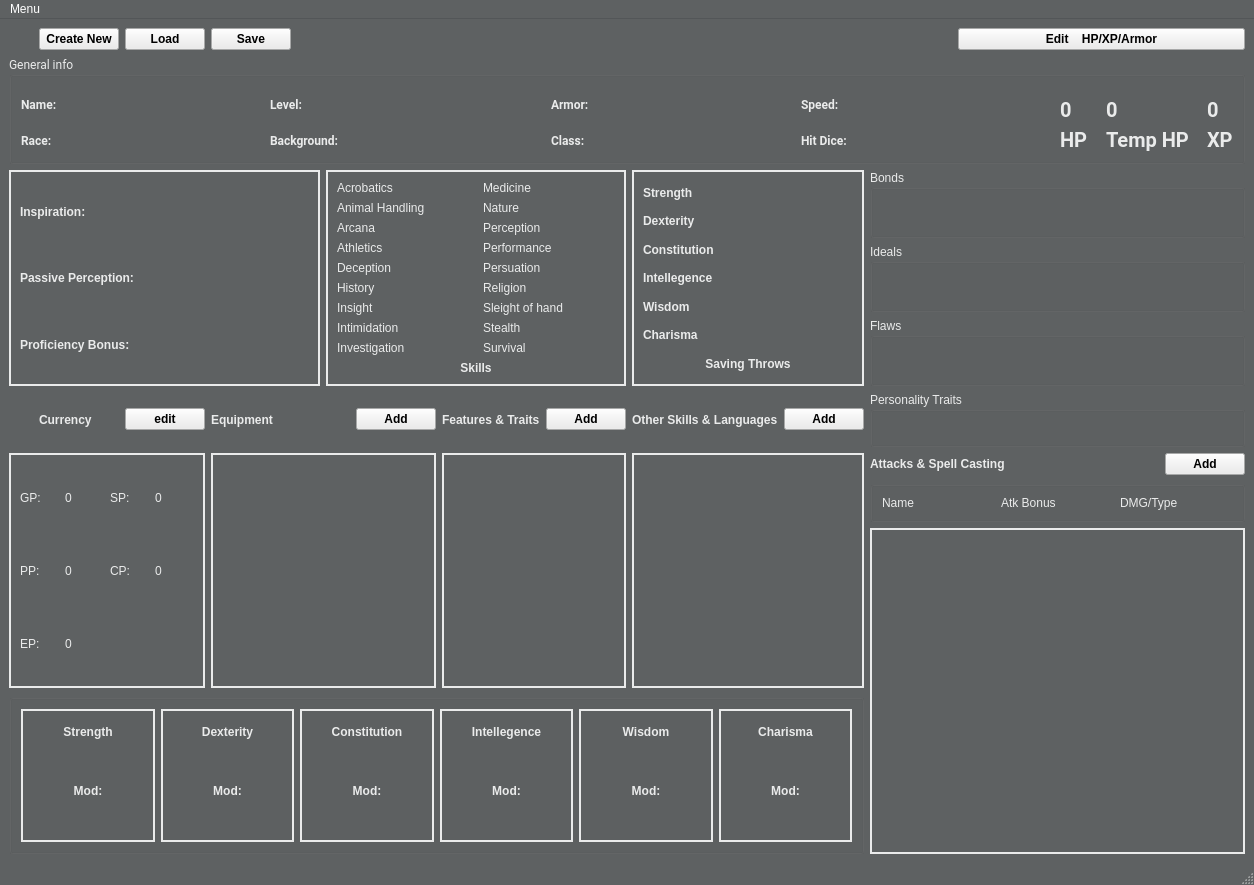
The window that DND_tracker_1_main_page.ui (ericmullally/dnd_tracker) describes before a commit, drawn with Qt 5.
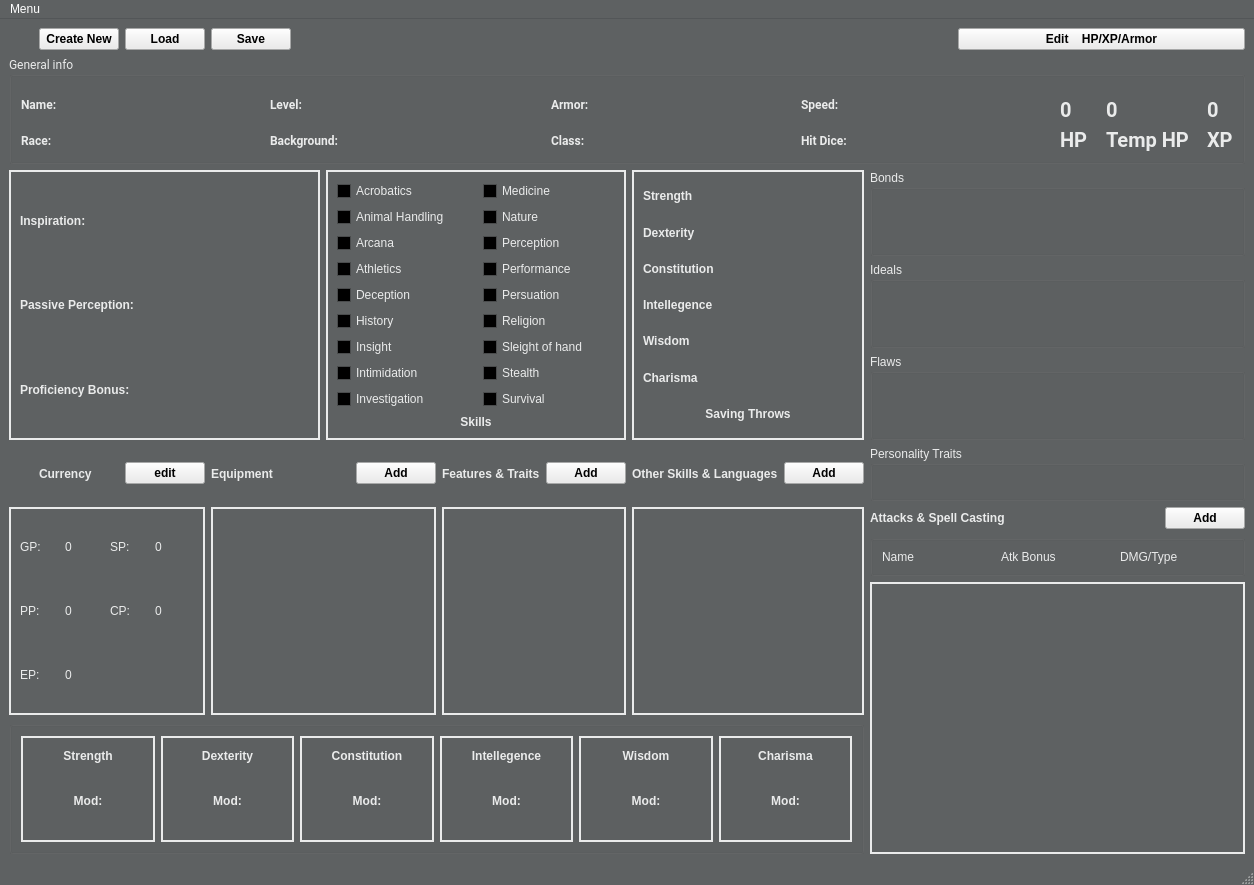
The same window after the commit. Icons and pictures are not drawn.

Commit message: woking on main page

What changed in the file:
```diff
--- a/DND_tracker_1_main_page.ui
+++ b/DND_tracker_1_main_page.ui
@@ -1207,7 +1207,7 @@
          <x>0</x>
          <y>0</y>
          <width>200</width>
-         <height>214</height>
+         <height>187</height>
         </rect>
        </property>
        <layout class="QFormLayout" name="equipment_layout">
@@ -3246,7 +3246,7 @@
          <x>0</x>
          <y>0</y>
          <width>284</width>
-         <height>214</height>
+         <height>187</height>
         </rect>
        </property>
        <layout class="QVBoxLayout" name="verticalLayout_other_skills"/>
@@ -3769,275 +3769,275 @@
        <enum>QFrame::Plain</enum>
       </property>
       <layout class="QGridLayout" name="gridLayout_3">
-       <item row="0" column="0">
-        <widget class="QLabel" name="acrobatics_label">
+       <item row="5" column="1">
+        <widget class="QLabel" name="deception_val">
          <property name="text">
-          <string>Acrobatics</string>
+          <string/>
          </property>
         </widget>
        </item>
-       <item row="0" column="1">
+       <item row="1" column="1">
         <widget class="QLabel" name="acrobatics_val">
          <property name="text">
           <string/>
          </property>
         </widget>
        </item>
-       <item row="0" column="2">
-        <widget class="QLabel" name="medicine_label">
+       <item row="6" column="3">
+        <widget class="QLabel" name="religion_val">
          <property name="text">
-          <string>Medicine</string>
+          <string/>
          </property>
         </widget>
        </item>
-       <item row="0" column="3">
+       <item row="4" column="3">
+        <widget class="QLabel" name="performance_val">
+         <property name="text">
+          <string/>
+         </property>
+        </widget>
+       </item>
+       <item row="8" column="3">
+        <widget class="QLabel" name="stealth_val">
+         <property name="text">
+          <string/>
+         </property>
+        </widget>
+       </item>
+       <item row="1" column="3">
         <widget class="QLabel" name="medicine_val">
          <property name="text">
           <string/>
          </property>
         </widget>
        </item>
-       <item row="1" column="0">
-        <widget class="QLabel" name="animal_handling__label">
+       <item row="6" column="1">
+        <widget class="QLabel" name="history_val">
          <property name="text">
-          <string>Animal Handling</string>
+          <string/>
          </property>
         </widget>
        </item>
-       <item row="1" column="1">
+       <item row="9" column="1">
+        <widget class="QLabel" name="investigation_val">
+         <property name="text">
+          <string/>
+         </property>
+        </widget>
+       </item>
+       <item row="7" column="3">
+        <widget class="QLabel" name="slieght_of_hand_val">
+         <property name="text">
+          <string/>
+         </property>
+        </widget>
+       </item>
+       <item row="10" column="0" colspan="4">
+        <widget class="QLabel" name="skills_title">
+         <property name="font">
+          <font>
+           <pointsize>9</pointsize>
+           <weight>75</weight>
+           <bold>true</bold>
+          </font>
+         </property>
+         <property name="text">
+          <string>Skills</string>
+         </property>
+         <property name="alignment">
+          <set>Qt::AlignCenter</set>
+         </property>
+        </widget>
+       </item>
+       <item row="5" column="3">
+        <widget class="QLabel" name="persuation_val">
+         <property name="text">
+          <string/>
+         </property>
+        </widget>
+       </item>
+       <item row="8" column="1">
+        <widget class="QLabel" name="intimidation_val">
+         <property name="text">
+          <string/>
+         </property>
+        </widget>
+       </item>
+       <item row="4" column="1">
+        <widget class="QLabel" name="athletics_val">
+         <property name="text">
+          <string/>
+         </property>
+        </widget>
+       </item>
+       <item row="3" column="3">
+        <widget class="QLabel" name="perception_val">
+         <property name="text">
+          <string/>
+         </property>
+        </widget>
+       </item>
+       <item row="7" column="1">
+        <widget class="QLabel" name="insight_val">
+         <property name="text">
+          <string/>
+         </property>
+        </widget>
+       </item>
+       <item row="2" column="1">
         <widget class="QLabel" name="animal_handling_val">
          <property name="text">
           <string/>
          </property>
         </widget>
        </item>
-       <item row="1" column="2">
-        <widget class="QLabel" name="nature_label">
+       <item row="9" column="3">
+        <widget class="QLabel" name="survival_val">
          <property name="text">
-          <string>Nature</string>
+          <string/>
          </property>
         </widget>
        </item>
-       <item row="1" column="3">
+       <item row="2" column="3">
         <widget class="QLabel" name="nature_val">
          <property name="text">
           <string/>
          </property>
         </widget>
        </item>
-       <item row="2" column="0">
-        <widget class="QLabel" name="arcana_label">
-         <property name="text">
-          <string>Arcana</string>
-         </property>
-        </widget>
-       </item>
-       <item row="2" column="1">
+       <item row="3" column="1">
         <widget class="QLabel" name="arcana_val">
          <property name="text">
           <string/>
          </property>
         </widget>
        </item>
-       <item row="2" column="2">
-        <widget class="QLabel" name="perception_label">
+       <item row="9" column="2">
+        <widget class="QCheckBox" name="checkBox_18">
+         <property name="text">
+          <string>Survival</string>
+         </property>
+        </widget>
+       </item>
+       <item row="8" column="2">
+        <widget class="QCheckBox" name="checkBox_17">
+         <property name="text">
+          <string>Stealth</string>
+         </property>
+        </widget>
+       </item>
+       <item row="6" column="2">
+        <widget class="QCheckBox" name="checkBox_15">
+         <property name="text">
+          <string>Religion</string>
+         </property>
+        </widget>
+       </item>
+       <item row="7" column="2">
+        <widget class="QCheckBox" name="checkBox_16">
+         <property name="text">
+          <string>Sleight of hand</string>
+         </property>
+        </widget>
+       </item>
+       <item row="5" column="2">
+        <widget class="QCheckBox" name="checkBox_14">
+         <property name="text">
+          <string>Persuation</string>
+         </property>
+        </widget>
+       </item>
+       <item row="4" column="2">
+        <widget class="QCheckBox" name="checkBox_12">
+         <property name="text">
+          <string>Performance</string>
+         </property>
+        </widget>
+       </item>
+       <item row="3" column="2">
+        <widget class="QCheckBox" name="checkBox_10">
          <property name="text">
           <string>Perception</string>
          </property>
         </widget>
        </item>
-       <item row="2" column="3">
-        <widget class="QLabel" name="perception_val">
+       <item row="2" column="2">
+        <widget class="QCheckBox" name="checkBox_11">
          <property name="text">
-          <string/>
+          <string>Nature</string>
+         </property>
+        </widget>
+       </item>
+       <item row="1" column="2">
+        <widget class="QCheckBox" name="checkBox_9">
+         <property name="text">
+          <string>Medicine</string>
+         </property>
+        </widget>
+       </item>
+       <item row="1" column="0">
+        <widget class="QCheckBox" name="checkBox">
+         <property name="text">
+          <string>Acrobatics</string>
+         </property>
+        </widget>
+       </item>
+       <item row="2" column="0">
+        <widget class="QCheckBox" name="checkBox_2">
+         <property name="text">
+          <string>Animal Handling</string>
          </property>
         </widget>
        </item>
        <item row="3" column="0">
-        <widget class="QLabel" name="athletics_label">
+        <widget class="QCheckBox" name="checkBox_3">
+         <property name="text">
+          <string>Arcana</string>
+         </property>
+        </widget>
+       </item>
+       <item row="4" column="0">
+        <widget class="QCheckBox" name="checkBox_4">
          <property name="text">
           <string>Athletics</string>
          </property>
         </widget>
        </item>
-       <item row="3" column="1">
-        <widget class="QLabel" name="athletics_val">
-         <property name="text">
-          <string/>
-         </property>
-        </widget>
-       </item>
-       <item row="3" column="2">
-        <widget class="QLabel" name="performance_label">
-         <property name="text">
-          <string>Performance</string>
-         </property>
-        </widget>
-       </item>
-       <item row="3" column="3">
-        <widget class="QLabel" name="performance_val">
-         <property name="text">
-          <string/>
-         </property>
-        </widget>
-       </item>
-       <item row="4" column="0">
-        <widget class="QLabel" name="deception_label">
+       <item row="5" column="0">
+        <widget class="QCheckBox" name="checkBox_5">
          <property name="text">
           <string>Deception</string>
          </property>
         </widget>
        </item>
-       <item row="4" column="1">
-        <widget class="QLabel" name="deception_val">
-         <property name="text">
-          <string/>
-         </property>
-        </widget>
-       </item>
-       <item row="4" column="2">
-        <widget class="QLabel" name="persuation_label">
-         <property name="text">
-          <string>Persuation</string>
-         </property>
-        </widget>
-       </item>
-       <item row="4" column="3">
-        <widget class="QLabel" name="persuation_val">
-         <property name="text">
-          <string/>
-         </property>
-        </widget>
-       </item>
-       <item row="5" column="0">
-        <widget class="QLabel" name="history_label">
-         <property name="text">
-          <string>History</string>
-         </property>
-        </widget>
-       </item>
-       <item row="5" column="1">
-        <widget class="QLabel" name="history_val">
-         <property name="text">
-          <string/>
-         </property>
-        </widget>
-       </item>
-       <item row="5" column="2">
-        <widget class="QLabel" name="religion_label">
-         <property name="text">
-          <string>Religion</string>
-         </property>
-        </widget>
-       </item>
-       <item row="5" column="3">
-        <widget class="QLabel" name="religion_val">
-         <property name="text">
-          <string/>
-         </property>
-        </widget>
-       </item>
        <item row="6" column="0">
-        <widget class="QLabel" name="insight_label">
+        <widget class="QCheckBox" name="checkBox_6">
          <property name="text">
-          <string>Insight</string>
-         </property>
-        </widget>
-       </item>
-       <item row="6" column="1">
-        <widget class="QLabel" name="insight_val">
-         <property name="text">
-          <string/>
-         </property>
-        </widget>
-       </item>
-       <item row="6" column="2">
-        <widget class="QLabel" name="sleight_of_hand_label">
-         <property name="text">
-          <string>Sleight of hand</string>
-         </property>
-        </widget>
-       </item>
-       <item row="6" column="3">
-        <widget class="QLabel" name="slieght_of_hand_val">
-         <property name="text">
-          <string/>
+          <string>History</string>
          </property>
         </widget>
        </item>
        <item row="7" column="0">
-        <widget class="QLabel" name="intimidation_label">
+        <widget class="QCheckBox" name="checkBox_7">
          <property name="text">
-          <string>Intimidation</string>
-         </property>
-        </widget>
-       </item>
-       <item row="7" column="1">
-        <widget class="QLabel" name="intimidation_val">
-         <property name="text">
-          <string/>
-         </property>
-        </widget>
-       </item>
-       <item row="7" column="2">
-        <widget class="QLabel" name="stealth_label">
-         <property name="text">
-          <string>Stealth</string>
-         </property>
-        </widget>
-       </item>
-       <item row="7" column="3">
-        <widget class="QLabel" name="stealth_val">
-         <property name="text">
-          <string/>
+          <string>Insight</string>
          </property>
         </widget>
        </item>
        <item row="8" column="0">
-        <widget class="QLabel" name="investigation_label">
+        <widget class="QCheckBox" name="checkBox_8">
+         <property name="text">
+          <string>Intimidation</string>
+         </property>
+        </widget>
+       </item>
+       <item row="9" column="0">
+        <widget class="QCheckBox" name="checkBox_13">
          <property name="text">
           <string>Investigation</string>
          </property>
         </widget>
        </item>
-       <item row="8" column="1">
-        <widget class="QLabel" name="investigation_val">
-         <property name="text">
-          <string/>
-         </property>
-        </widget>
-       </item>
-       <item row="8" column="2">
-        <widget class="QLabel" name="survival_label">
-         <property name="text">
-          <string>Survival</string>
-         </property>
-        </widget>
-       </item>
-       <item row="8" column="3">
-        <widget class="QLabel" name="survival_val">
-         <property name="text">
-          <string/>
-         </property>
-        </widget>
-       </item>
-       <item row="9" column="0" colspan="4">
-        <widget class="QLabel" name="skills_title">
-         <property name="font">
-          <font>
-           <pointsize>9</pointsize>
-           <weight>75</weight>
-           <bold>true</bold>
-          </font>
-         </property>
-         <property name="text">
-          <string>Skills</string>
-         </property>
-         <property name="alignment">
-          <set>Qt::AlignCenter</set>
-         </property>
-        </widget>
-       </item>
       </layout>
      </widget>
     </item>
@@ -5398,7 +5398,7 @@
          <x>0</x>
          <y>0</y>
          <width>225</width>
-         <height>214</height>
+         <height>187</height>
         </rect>
        </property>
        <layout class="QVBoxLayout" name="verticalLayout_feats_traits"/>
@@ -5550,7 +5550,7 @@
          <x>0</x>
          <y>0</y>
          <width>289</width>
-         <height>286</height>
+         <height>250</height>
         </rect>
        </property>
        <layout class="QGridLayout" name="gridLayout_attacks">
```
The commit also changes 34 other files.
